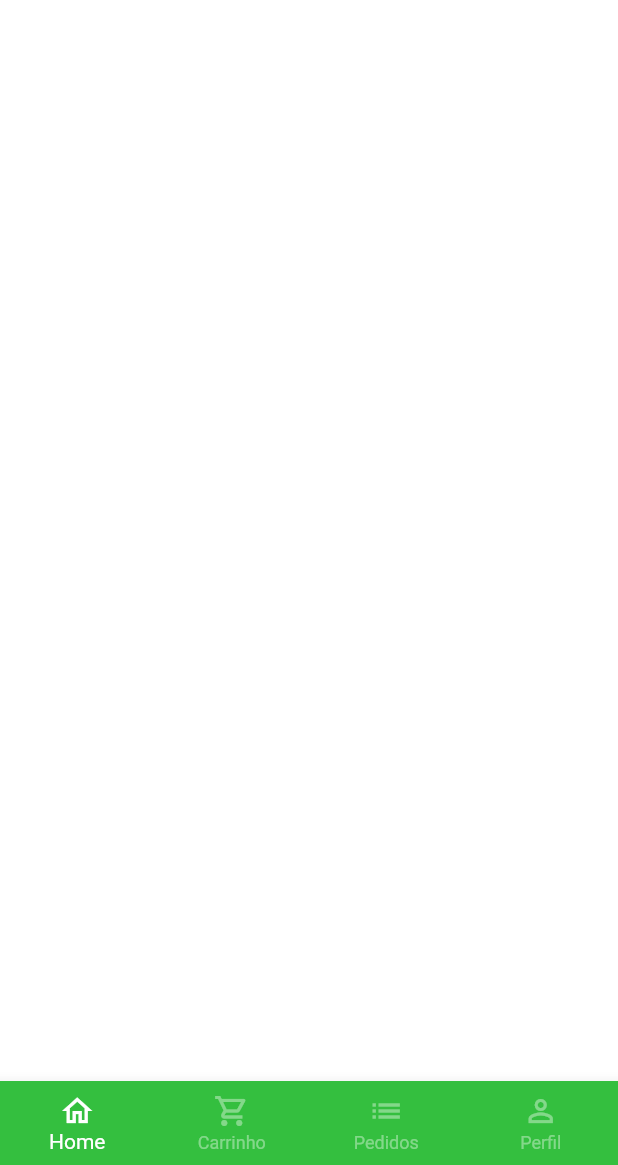
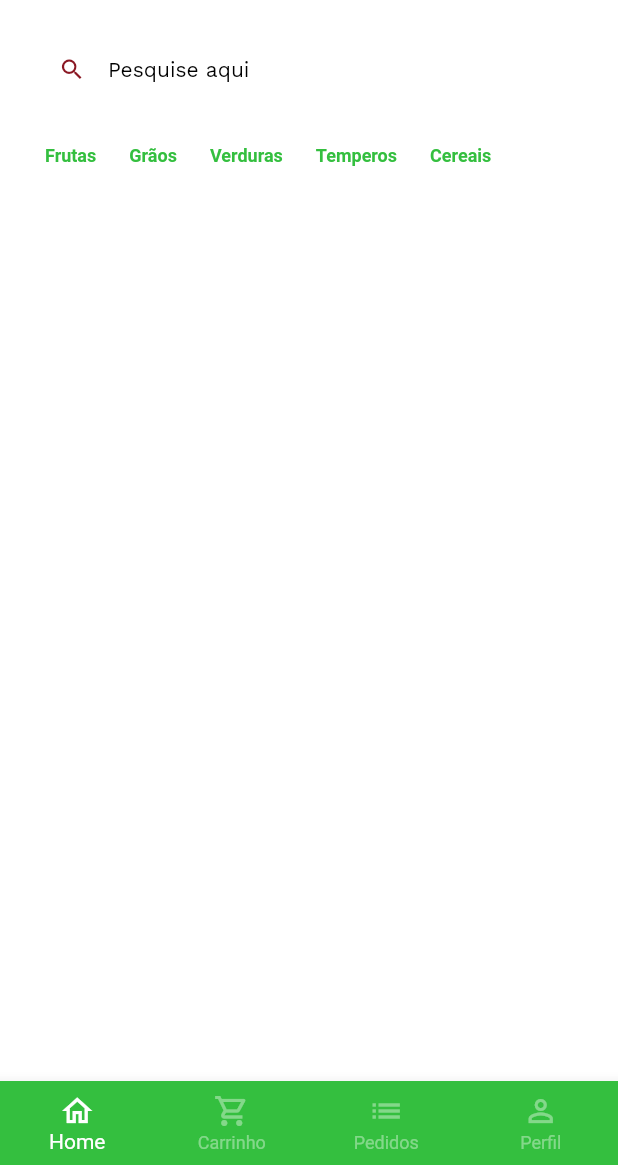
Before and after one commit to linnickgrisoste/greengrocer, a Flutter app: the BottomNavigationVIew screen opened directly, on a phone screen of 412 x 824 dp, the part 71-1236 px from its top. Run offline on Flutter 3.47's test engine with Material 2 defaults, Android fonts, the phone set to English and light mode, and no system bars; drawn by our look-alikes of badges; our stand-ins replace animated_text_kit, google_fonts, mask_text_input_formatter; generated files the repository leaves out were written again.

Commit message:
Continue creation of HomeView

```diff
--- a/lib/features/auth/home/home_view.dart
+++ /dev/null
@@ -1,58 +0,0 @@
-import 'package:badges/badges.dart';
-import 'package:flutter/material.dart';
-
-import '../../../support/style/app_colors.dart';
-import '../../../support/style/app_fonts.dart';
-
-class HomeView extends StatelessWidget {
-  const HomeView({super.key});
-
-  @override
-  Widget build(BuildContext context) {
-    return Scaffold(
-      // AppBar
-      appBar: AppBar(
-        backgroundColor: Colors.transparent,
-        elevation: 0,
-        centerTitle: true,
-        title: Text.rich(
-          TextSpan(
-            children: [
-              TextSpan(
-                text: 'Green',
-                style: AppFonts.bold(32, AppColors.limeGreen),
-              ),
-              TextSpan(
-                text: 'grocer',
-                style: AppFonts.bold(32, AppColors.darkRed),
-              ),
-            ],
-          ),
-        ),
-        actions: [
-          Padding(
-            padding: const EdgeInsets.only(top: 15, right: 15),
-            child: GestureDetector(
-              onTap: () {},
-              child: Badge(
-                badgeColor: AppColors.darkRed,
-                badgeContent: Text(
-                  '2',
-                  style: AppFonts.bold(12, AppColors.white),
-                ),
-                child: const Icon(
-                  Icons.shopping_cart_outlined,
-                  color: AppColors.limeGreen,
-                ),
-              ),
-            ),
-          ),
-        ],
-      ),
-
-      // Campo de pesquisa
-      // Categorias
-      // Grid
-    );
-  }
-}
--- a/lib/features/auth/sign_in_view.dart
+++ b/lib/features/auth/sign_in/sign_in_view.dart
@@ -5,8 +5,8 @@ import 'package:greengrocer/features/bottom_navigation/bottom_navigation_view.da
 import 'package:greengrocer/support/style/app_colors.dart';
 import 'package:greengrocer/support/style/app_fonts.dart';
 
-import '../../localization/localize.dart';
-import '../support/components/custom_text_form_field.dart';
+import '../../../localization/localize.dart';
+import '../../../support/components/custom_text_form_field.dart';
 
 class SignInView extends StatelessWidget {
   const SignInView({super.key});
--- a/lib/features/auth/sign_up/sign_up_view.dart
+++ b/lib/features/auth/sign_up/sign_up_view.dart
@@ -1,5 +1,5 @@
 import 'package:flutter/material.dart';
-import 'package:greengrocer/features/support/components/custom_text_form_field.dart';
+import 'package:greengrocer/support/components/custom_text_form_field.dart';
 import 'package:greengrocer/support/style/app_fonts.dart';
 import 'package:mask_text_input_formatter/mask_text_input_formatter.dart';
 
--- a/lib/features/bottom_navigation/bottom_navigation_view.dart
+++ b/lib/features/bottom_navigation/bottom_navigation_view.dart
@@ -1,5 +1,5 @@
 import 'package:flutter/material.dart';
-import 'package:greengrocer/features/auth/home/home_view.dart';
+import 'package:greengrocer/features/home/home_view.dart';
 
 import '../../support/style/app_colors.dart';
 
@@ -21,7 +21,7 @@ class _BottomNavigationVIewState extends State<BottomNavigationVIew> {
         physics: const NeverScrollableScrollPhysics(),
         controller: pageController,
         children: [
-          const HomeView(),
+          HomeView(),
           Container(color: AppColors.black),
           Container(color: AppColors.darkRed),
           Container(color: AppColors.limeGreen),
--- /dev/null
+++ b/lib/features/home/home_view.dart
@@ -0,0 +1,103 @@
+import 'package:badges/badges.dart';
+import 'package:flutter/material.dart';
+
+import '../../support/components/category_tile.dart';
+import '../../support/style/app_colors.dart';
+import '../../support/style/app_fonts.dart';
+
+class HomeView extends StatelessWidget {
+  HomeView({super.key});
+
+  List<String> categories = [
+    'Frutas',
+    'Grãos',
+    'Verduras',
+    'Temperos',
+    'Cereais',
+  ];
+
+  @override
+  Widget build(BuildContext context) {
+    return Scaffold(
+      //* AppBar
+      appBar: AppBar(
+        backgroundColor: Colors.transparent,
+        elevation: 0,
+        centerTitle: true,
+        title: Text.rich(
+          TextSpan(
+            children: [
+              TextSpan(
+                text: 'Green',
+                style: AppFonts.bold(32, AppColors.limeGreen),
+              ),
+              TextSpan(
+                text: 'grocer',
+                style: AppFonts.bold(32, AppColors.darkRed),
+              ),
+            ],
+          ),
+        ),
+        actions: [
+          Padding(
+            padding: const EdgeInsets.only(top: 15, right: 15),
+            child: GestureDetector(
+              onTap: () {},
+              child: Badge(
+                badgeColor: AppColors.darkRed,
+                badgeContent: Text(
+                  '2',
+                  style: AppFonts.bold(12, AppColors.white),
+                ),
+                child: const Icon(
+                  Icons.shopping_cart_outlined,
+                  color: AppColors.limeGreen,
+                ),
+              ),
+            ),
+          ),
+        ],
+      ),
+      body: Column(
+        children: [
+          //* Campo de pesquisa
+          Padding(
+            padding: const EdgeInsets.symmetric(horizontal: 24, vertical: 12),
+            child: TextFormField(
+              decoration: InputDecoration(
+                filled: true,
+                fillColor: AppColors.white,
+                isDense: true,
+                hintText: 'Pesquise aqui',
+                hintStyle: AppFonts.regular(14, AppColors.black),
+                prefixIcon: const Icon(
+                  Icons.search,
+                  color: AppColors.darkRed,
+                ),
+                border: OutlineInputBorder(
+                  borderRadius: BorderRadius.circular(60),
+                  borderSide: const BorderSide(width: 0, style: BorderStyle.none),
+                ),
+              ),
+            ),
+          ),
+          Container(
+            padding: const EdgeInsets.only(left: 24),
+            height: 40,
+            child: ListView.separated(
+              scrollDirection: Axis.horizontal,
+              itemCount: categories.length,
+              separatorBuilder: (_, index) => const SizedBox(width: 10),
+              itemBuilder: (_, index) {
+                return CategoryTile(
+                  category: categories[index],
+                  isSelected: false,
+                );
+              },
+            ),
+          ),
+        ],
+      ),
+    );
+  }
+}
--- a/lib/main.dart
+++ b/lib/main.dart
@@ -1,7 +1,7 @@
 import 'package:flutter/material.dart';
 import 'package:flutter_gen/gen_l10n/localization.dart';
 
-import 'features/auth/sign_in_view.dart';
+import 'features/auth/sign_in/sign_in_view.dart';
 import 'localization/localize.dart';
 import 'support/style/app_colors.dart';
 
--- /dev/null
+++ b/lib/support/components/category_tile.dart
@@ -0,0 +1,35 @@
+import 'package:flutter/material.dart';
+
+import '../style/app_colors.dart';
+
+class CategoryTile extends StatelessWidget {
+  const CategoryTile({
+    super.key,
+    required this.category,
+    required this.isSelected,
+  });
+
+  final String category;
+  final bool isSelected;
+
+  @override
+  Widget build(BuildContext context) {
+    return Align(
+      alignment: Alignment.center,
+      child: Container(
+        padding: const EdgeInsets.symmetric(horizontal: 6),
+        decoration: BoxDecoration(
+          borderRadius: BorderRadius.circular(12),
+          color: isSelected ? AppColors.limeGreen : Colors.transparent,
+        ),
+        child: Text(
+          category,
+          style: TextStyle(
+              color: isSelected ? AppColors.white : AppColors.limeGreen,
+              fontSize: isSelected ? 16 : 12,
+              fontWeight: FontWeight.bold),
+        ),
+      ),
+    );
+  }
+}
--- a/lib/features/support/components/custom_text_form_field.dart
+++ b/lib/support/components/custom_text_form_field.dart
@@ -1,8 +1,8 @@
 import 'package:flutter/material.dart';
 import 'package:flutter/services.dart';
 
-import '../../../support/style/app_colors.dart';
-import '../../../support/style/app_fonts.dart';
+import '../style/app_colors.dart';
+import '../style/app_fonts.dart';
 
 class CustomTextFormField extends StatefulWidget {
   final IconData icon;
```
Also changed, not shown: lib/support/utils/Constants.dart (renamed from lib/features/support/utils/Constants.dart).
